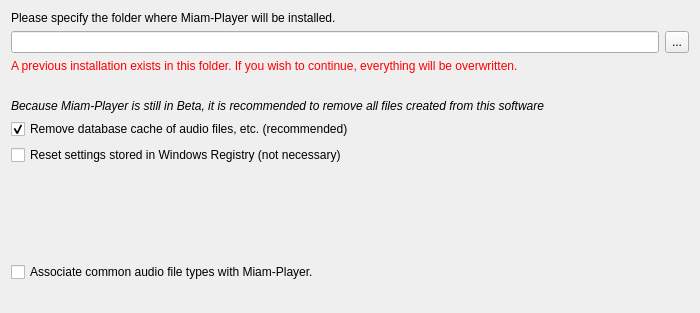
The window that packaging/windows/packages/org.miamplayer.core/meta/targetwidget.ui (MBach/Miam-Player) describes before a commit, drawn with Qt 5.
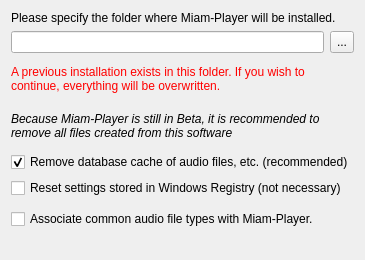
The same window after the commit.

The edit to the form file:
```diff
--- a/packaging/windows/packages/org.miamplayer.core/meta/targetwidget.ui
+++ b/packaging/windows/packages/org.miamplayer.core/meta/targetwidget.ui
@@ -6,8 +6,8 @@
    <rect>
     <x>0</x>
     <y>0</y>
-    <width>700</width>
-    <height>313</height>
+    <width>327</width>
+    <height>260</height>
    </rect>
   </property>
   <property name="sizePolicy">
@@ -16,12 +16,6 @@
     <verstretch>0</verstretch>
    </sizepolicy>
   </property>
-  <property name="minimumSize">
-   <size>
-    <width>700</width>
-    <height>280</height>
-   </size>
-  </property>
   <property name="windowTitle">
    <string notr="true">Form</string>
   </property>
@@ -65,6 +59,18 @@
    </item>
    <item>
     <widget class="QLabel" name="labelOverwrite">
+     <property name="sizePolicy">
+      <sizepolicy hsizetype="Preferred" vsizetype="Fixed">
+       <horstretch>0</horstretch>
+       <verstretch>0</verstretch>
+      </sizepolicy>
+     </property>
+     <property name="minimumSize">
+      <size>
+       <width>0</width>
+       <height>40</height>
+      </size>
+     </property>
      <property name="text">
       <string>&lt;font color='red'&gt;A previous installation exists in this folder. If you wish to continue, everything will be overwritten.&lt;/font&gt;</string>
      </property>
@@ -84,7 +90,7 @@
      <property name="sizeHint" stdset="0">
       <size>
        <width>20</width>
-       <height>20</height>
+       <height>1</height>
       </size>
      </property>
     </spacer>
@@ -97,6 +103,12 @@
        <verstretch>0</verstretch>
       </sizepolicy>
      </property>
+     <property name="minimumSize">
+      <size>
+       <width>0</width>
+       <height>40</height>
+      </size>
+     </property>
      <property name="font">
       <font>
        <italic>true</italic>
@@ -138,7 +150,7 @@
      <property name="sizeHint" stdset="0">
       <size>
        <width>20</width>
-       <height>20</height>
+       <height>1</height>
       </size>
      </property>
     </spacer>
```
